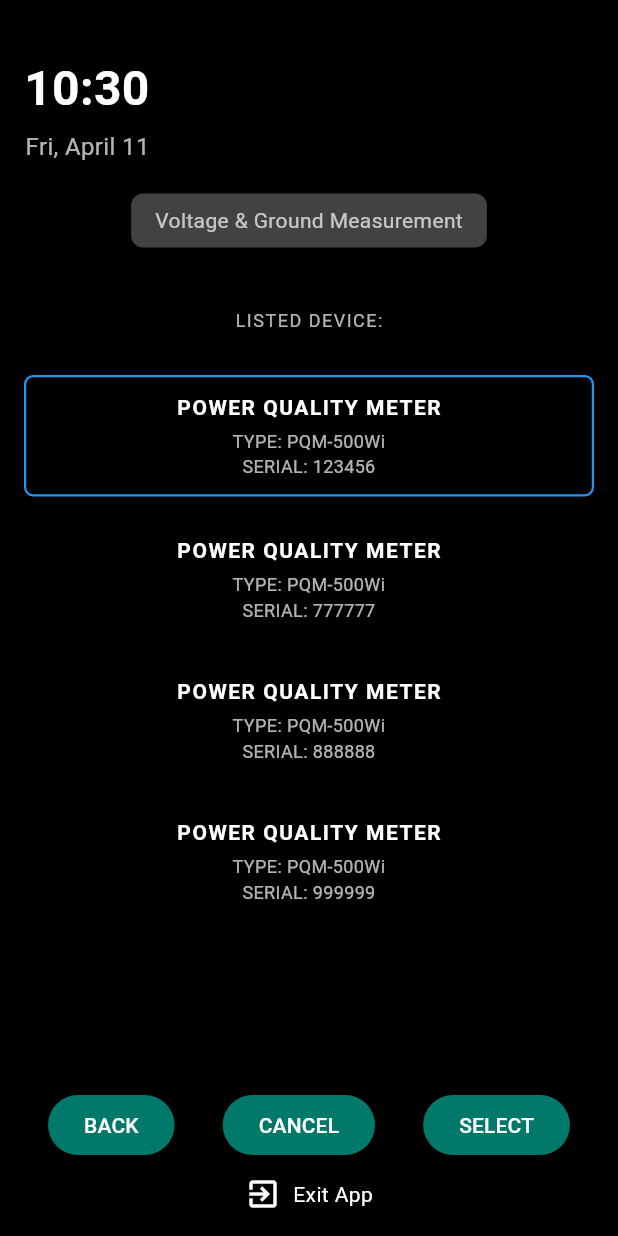
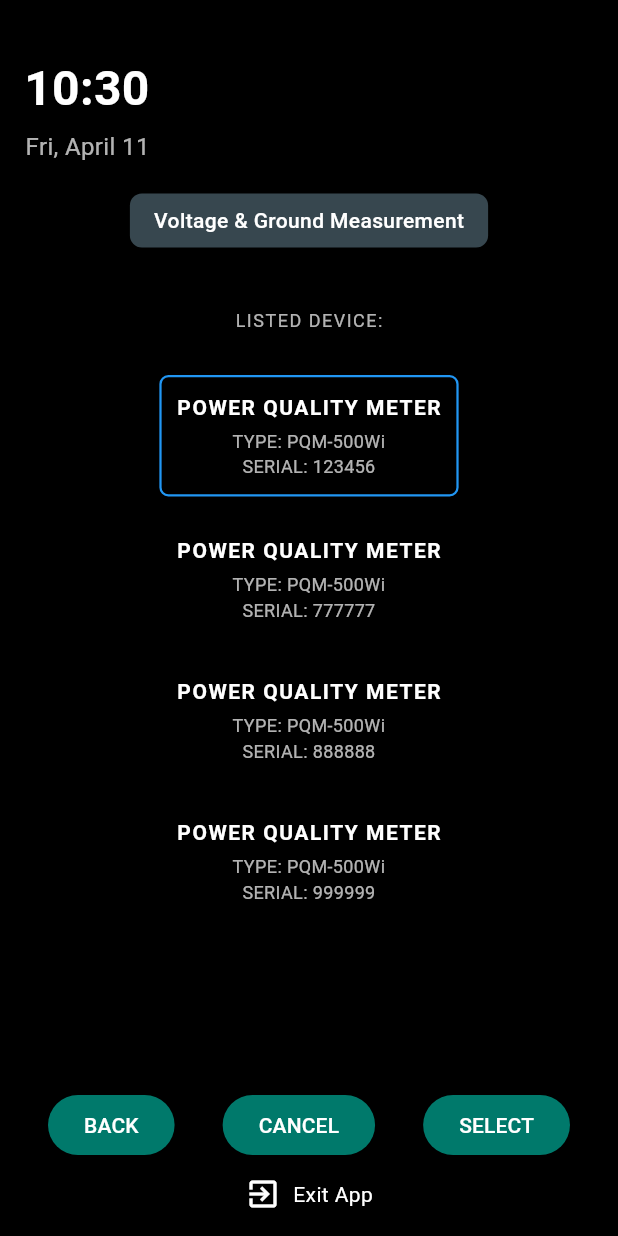
Before and after one commit to YendiOktavianto/pqm_wifi_ap, a Flutter app: the DeviceListPage screen opened directly, on a phone screen of 412 x 824 dp. Run offline on Flutter 3.47's test engine with Material 3 defaults, Android fonts, the light colour scheme and no system bars; our stand-ins replace google_fonts.

Commit message:
Modify Label on Device List Page

```diff
--- a/lib/views/device_list_page.dart
+++ b/lib/views/device_list_page.dart
@@ -39,12 +39,12 @@ class _DeviceListPageState extends State<DeviceListPage> {
                   horizontal: 16,
                 ),
                 decoration: BoxDecoration(
-                  color: Colors.grey[800],
+                  color: Colors.blueGrey[800],
                   borderRadius: BorderRadius.circular(8),
                 ),
                 child: const Text(
                   'Voltage & Ground Measurement',
-                  style: TextStyle(color: Colors.white70, fontSize: 14),
+                  style: TextStyle(color: Colors.white, fontSize: 14, fontWeight: FontWeight.w500),
                 ),
               ),
               const SizedBox(height: 40),
@@ -61,8 +61,7 @@ class _DeviceListPageState extends State<DeviceListPage> {
                 child: ListView(
                   children: List.generate(
                     devices.length,
-                        (index) =>
-                        GestureDetector(
+                    (index) => GestureDetector(
                       onTap: () {
                         setState(() {
                           selectedIndex = index;
@@ -147,11 +146,18 @@ class _DeviceListPageState extends State<DeviceListPage> {
   }
 
   Widget deviceItem(String type, String serial, bool selected) {
-    return Container(
+    return Align(
+      alignment: Alignment.center,
+      child: ConstrainedBox(
+        constraints: const BoxConstraints(
+          maxWidth: 250,
+        ),
+        child: Container(
           margin: const EdgeInsets.symmetric(vertical: 8),
-      padding: const EdgeInsets.symmetric(vertical: 10, horizontal: 15),
+          padding: const EdgeInsets.symmetric(vertical: 10, horizontal: 10),
           decoration: BoxDecoration(
-        border: selected ? Border.all(color: Colors.blue, width: 1.5) : null,
+            border:
+                selected ? Border.all(color: Colors.blue, width: 1.5) : null,
             borderRadius: BorderRadius.circular(6),
           ),
           child: Column(
@@ -174,6 +180,8 @@ class _DeviceListPageState extends State<DeviceListPage> {
               ),
             ],
           ),
+        ),
+      ),
     );
   }
 }
```
Also changed, not shown: 1 other file. Lines whose indentation alone changed are shown as unchanged.
